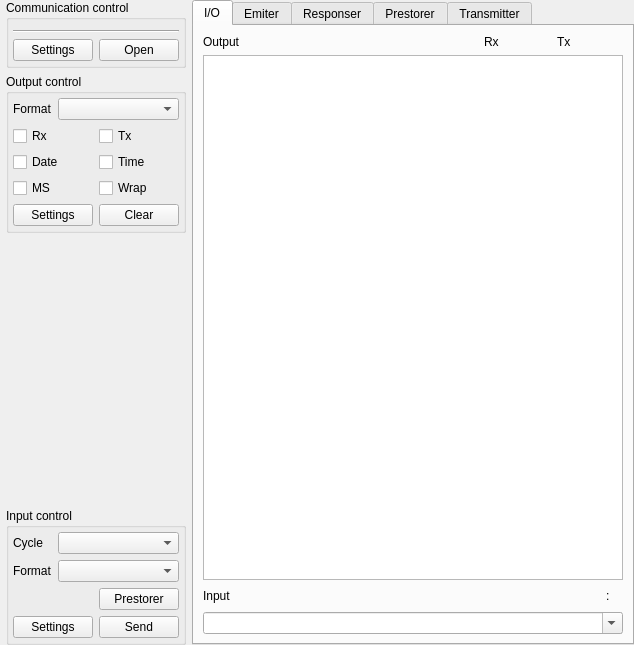
Above: Source/ToolBox/ToolBoxUI/xToolsToolBoxUi.ui from x-tools-author/x-tools before the change. Below: the same form after it.
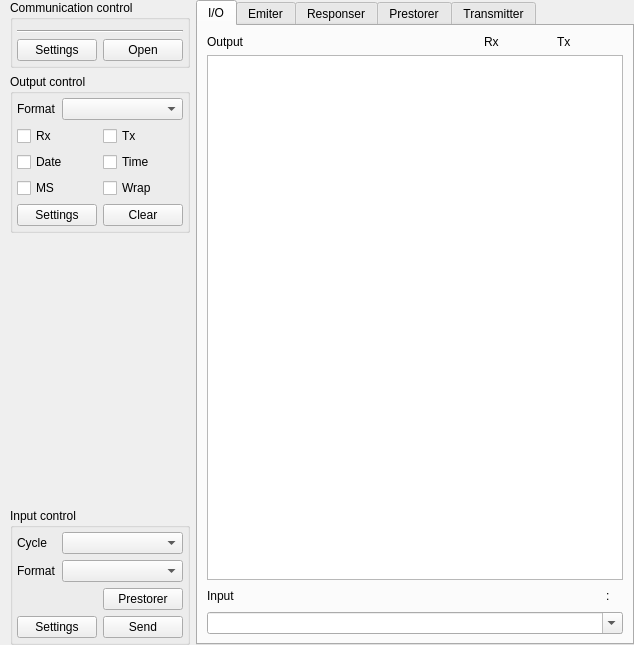
That is the form after the change. Custom widgets are drawn as their Qt base class.

Commit message: chore: update files of project

```diff
--- a/Source/ToolBox/ToolBoxUI/xToolsToolBoxUi.ui
+++ b/Source/ToolBox/ToolBoxUI/xToolsToolBoxUi.ui
@@ -36,7 +36,7 @@
      </property>
      <layout class="QVBoxLayout" name="verticalLayout">
       <property name="leftMargin">
-       <number>0</number>
+       <number>4</number>
       </property>
       <property name="topMargin">
        <number>0</number>
```
The commit also changes 1 other file.
